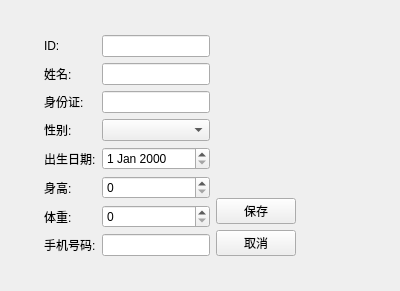
Above: patienteditview.ui from NormalMaNong/lab3 before the change. Below: the same form after it.
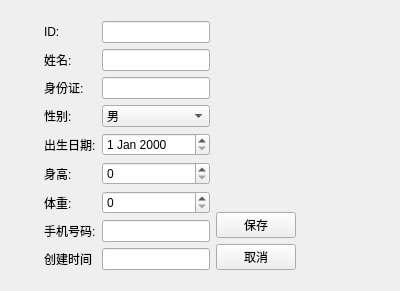
That is the form after the change.

```diff
--- a/patienteditview.ui
+++ b/patienteditview.ui
@@ -49,8 +49,29 @@
       <layout class="QHBoxLayout" name="horizontalLayout">
        <item>
         <layout class="QGridLayout" name="gridLayout">
-         <item row="5" column="1">
-          <widget class="QSpinBox" name="spinBox"/>
+         <item row="7" column="1">
+          <widget class="QLineEdit" name="dbEditMobile"/>
+         </item>
+         <item row="5" column="0">
+          <widget class="QLabel" name="label_8">
+           <property name="text">
+            <string>身高:</string>
+           </property>
+          </widget>
+         </item>
+         <item row="0" column="0">
+          <widget class="QLabel" name="label">
+           <property name="text">
+            <string>ID:</string>
+           </property>
+          </widget>
+         </item>
+         <item row="2" column="0">
+          <widget class="QLabel" name="label_3">
+           <property name="text">
+            <string>身份证:</string>
+           </property>
+          </widget>
          </item>
          <item row="1" column="0">
           <widget class="QLabel" name="label_2">
@@ -66,25 +87,20 @@
            </property>
           </widget>
          </item>
-         <item row="2" column="1">
-          <widget class="QLineEdit" name="lineEdit_3"/>
-         </item>
-         <item row="7" column="1">
-          <widget class="QLineEdit" name="lineEdit_4"/>
-         </item>
-         <item row="6" column="1">
-          <widget class="QSpinBox" name="spinBox_2"/>
-         </item>
-         <item row="0" column="0">
-          <widget class="QLabel" name="label">
-           <property name="text">
-            <string>ID:</string>
-           </property>
+         <item row="3" column="1">
+          <widget class="QComboBox" name="dbComboSex">
+           <item>
+            <property name="text">
+             <string>男</string>
+            </property>
+           </item>
+           <item>
+            <property name="text">
+             <string>女</string>
+            </property>
+           </item>
           </widget>
          </item>
-         <item row="4" column="1">
-          <widget class="QDateEdit" name="dateEdit"/>
-         </item>
          <item row="6" column="0">
           <widget class="QLabel" name="label_5">
            <property name="text">
@@ -92,8 +108,8 @@
            </property>
           </widget>
          </item>
-         <item row="0" column="1">
-          <widget class="QLineEdit" name="lineEdit"/>
+         <item row="2" column="1">
+          <widget class="QLineEdit" name="dbEditIDCard"/>
          </item>
          <item row="3" column="0">
           <widget class="QLabel" name="label_4">
@@ -102,25 +118,11 @@
            </property>
           </widget>
          </item>
+         <item row="6" column="1">
+          <widget class="QSpinBox" name="dbSpinWeight"/>
+         </item>
          <item row="1" column="1">
-          <widget class="QLineEdit" name="lineEdit_2"/>
-         </item>
-         <item row="2" column="0">
-          <widget class="QLabel" name="label_3">
-           <property name="text">
-            <string>身份证:</string>
-           </property>
-          </widget>
-         </item>
-         <item row="3" column="1">
-          <widget class="QComboBox" name="comboBox"/>
-         </item>
-         <item row="5" column="0">
-          <widget class="QLabel" name="label_8">
-           <property name="text">
-            <string>身高:</string>
-           </property>
-          </widget>
+          <widget class="QLineEdit" name="dbEditName"/>
          </item>
          <item row="4" column="0">
           <widget class="QLabel" name="label_7">
@@ -129,6 +131,25 @@
            </property>
           </widget>
          </item>
+         <item row="0" column="1">
+          <widget class="QLineEdit" name="dbEditID"/>
+         </item>
+         <item row="4" column="1">
+          <widget class="QDateEdit" name="dbDateEditDOB"/>
+         </item>
+         <item row="5" column="1">
+          <widget class="QSpinBox" name="dbSpinHeight"/>
+         </item>
+         <item row="8" column="0">
+          <widget class="QLabel" name="label_9">
+           <property name="text">
+            <string>创建时间</string>
+           </property>
+          </widget>
+         </item>
+         <item row="8" column="1">
+          <widget class="QLineEdit" name="dbCreateTimeStamp"/>
+         </item>
         </layout>
        </item>
        <item>
```
